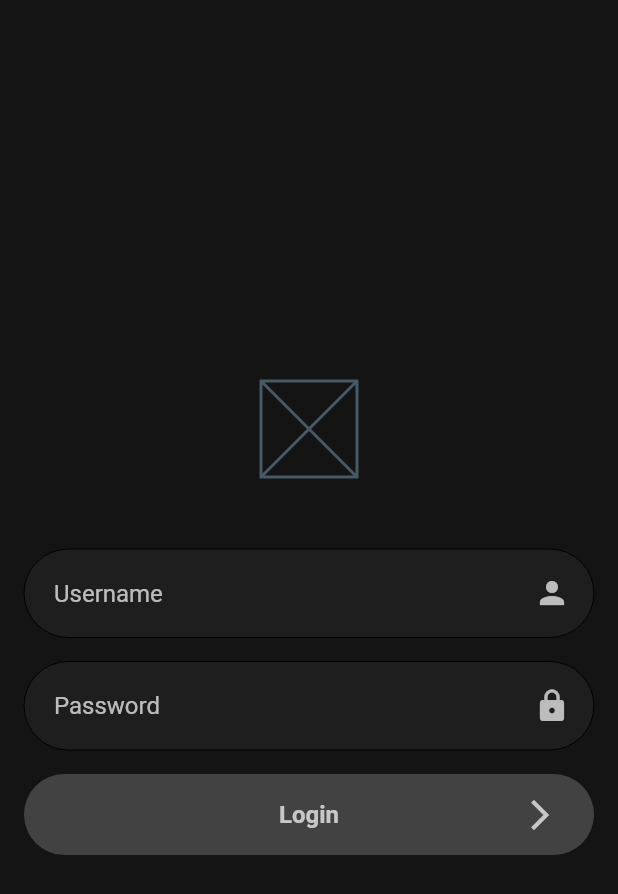
After one commit to naxiaoguang/flutter_chat_app, a Flutter app: the LoginPage screen opened directly, on a phone screen of 412 x 824 dp. The commit adds this screen. Shown: the top 894 px of the screen. Run offline on Flutter 3.47's test engine with Material 2 defaults, Android fonts, the phone set to English and light mode, and no system bars; our stand-ins replace rxdart, socket_io_client; key blocks and very long unbroken strings in the code were emptied for the run.

Commit message:
login page, storage_helper, minor ui fixes

```diff
--- /dev/null
+++ b/lib/pages/auth/login_page.dart
@@ -0,0 +1,139 @@
+import 'package:flutter/material.dart';
+
+class LoginPage extends StatefulWidget {
+  @override
+  _LoginPageState createState() => _LoginPageState();
+}
+
+class _LoginPageState extends State<LoginPage> {
+  @override
+  Widget build(BuildContext context) {
+    return Scaffold(
+      backgroundColor: Color.fromRGBO(20, 20, 20, 1),
+      body: Padding(
+        padding: const EdgeInsets.all(16.0),
+        child: Column(
+          mainAxisAlignment: MainAxisAlignment.center,
+          crossAxisAlignment: CrossAxisAlignment.center,
+          children: <Widget>[
+            SizedBox(
+              height: 64,
+              width: 64,
+              child: Placeholder(),
+            ),
+            SizedBox(
+              height: 48,
+            ),
+            Row(
+              children: <Widget>[
+                Expanded(
+                  child: TextFormField(
+                    cursorColor: Colors.white70,
+                    style: TextStyle(
+                      color: Colors.white,
+                    ),
+                    decoration: InputDecoration(
+                      hintText: 'Username',
+                      hintStyle: TextStyle(color: Colors.white70),
+                      contentPadding: EdgeInsets.only(
+                          left: 20, top: 20, bottom: 20, right: 20),
+                      filled: true,
+                      suffixIcon: Padding(
+                        padding: const EdgeInsets.only(right: 8),
+                        child: Icon(
+                          Icons.person,
+                          color: Colors.white70,
+                        ),
+                      ),
+                      fillColor: Color.fromRGBO(30, 30, 30, 1),
+                      enabledBorder: OutlineInputBorder(
+                        borderRadius: BorderRadius.circular(48),
+                        borderSide: BorderSide(width: 0),
+                      ),
+                      focusedBorder: OutlineInputBorder(
+                        borderRadius: BorderRadius.circular(48),
+                        borderSide: BorderSide(width: 0),
+                      ),
+                    ),
+                  ),
+                ),
+              ],
+            ),
+            SizedBox(
+              height: 16,
+            ),
+            Row(
+              children: <Widget>[
+                Expanded(
+                  child: TextFormField(
+                    cursorColor: Colors.white70,
+                    style: TextStyle(
+                      color: Colors.white,
+                    ),
+                    decoration: InputDecoration(
+                      hintText: 'Password',
+                      hintStyle: TextStyle(color: Colors.white70),
+                      contentPadding: EdgeInsets.only(
+                          left: 20, top: 20, bottom: 20, right: 20),
+                      filled: true,
+                      suffixIcon: Padding(
+                          padding: const EdgeInsets.only(right: 8),
+                          child: Icon(
+                            Icons.lock,
+                            color: Colors.white70,
+                          )),
+                      fillColor: Color.fromRGBO(30, 30, 30, 1),
+                      enabledBorder: OutlineInputBorder(
+                        borderRadius: BorderRadius.circular(48),
+                        borderSide: BorderSide(width: 0),
+                      ),
+                      focusedBorder: OutlineInputBorder(
+                        borderRadius: BorderRadius.circular(48),
+                        borderSide: BorderSide(width: 0),
+                      ),
+                    ),
+                  ),
+                ),
+              ],
+            ),
+            SizedBox(
+              height: 16,
+            ),
+            Material(
+              color: Color.fromRGBO(66, 66, 66, 1),
+              borderRadius: BorderRadius.circular(32),
+              child: InkWell(
+                onTap: () {},
+                borderRadius: BorderRadius.circular(32),
+                child: Container(
+                  height: 54,
+                  padding: EdgeInsets.symmetric(horizontal: 24),
+                  width: double.infinity,
+                  child: Center(
+                    child: Row(
+                      mainAxisAlignment: MainAxisAlignment.spaceBetween,
+                      children: <Widget>[
+                        Icon(
+                          Icons.ac_unit,
+                          color: Colors.transparent,
+                        ),
+                        Text(
+                          'Login',
+                          style: TextStyle(
+                              fontSize: 16,
+                              color: Colors.white70,
+                              fontWeight: FontWeight.bold),
+                        ),
+                        Icon(Icons.arrow_forward_ios, color: Colors.white70)
+                      ],
+                    ),
+                  ),
+                ),
+              ),
+            )
+          ],
+        ),
+      ),
+    );
+  }
+}
--- a/lib/pages/conversation_page.dart
+++ b/lib/pages/conversation_page.dart
@@ -121,7 +121,7 @@ class _ConversationPageState extends State<ConversationPage> {
               height: 8,
             ),
             Padding(
-              padding: const EdgeInsets.symmetric(horizontal: 12),
+              padding: const EdgeInsets.only(left: 12, right: 12, bottom: 12),
               child: Container(
                 child: Row(
                   children: <Widget>[
--- a/lib/pages/home_page.dart
+++ b/lib/pages/home_page.dart
@@ -1,3 +1,4 @@
+import 'package:chat_app/pages/auth/login_page.dart';
 import 'package:chat_app/pages/chats_page.dart';
 import 'package:chat_app/utils/io_system.dart';
 import 'package:flutter/material.dart';
@@ -18,8 +19,12 @@ class _HomePageState extends State<HomePage> {
           children: <Widget>[
             RaisedButton(
               onPressed: () {
-                Navigator.push(context,
-                    MaterialPageRoute(builder: (context) => ChatsPage()));
+                Navigator.push(
+                  context,
+                  MaterialPageRoute(
+                    builder: (context) => LoginPage(),
+                  ),
+                );
               },
             )
           ],
--- a/pubspec.yaml
+++ b/pubspec.yaml
@@ -18,6 +18,7 @@ environment:
 
 dependencies:
   socket_io_client: ^0.9.4
+  shared_preferences: ^0.5.6+3
   rxdart: ^0.23.1
   flutter:
     sdk: flutter
```
Also changed, not shown: lib/utils/storage_helper.dart (added), pubspec.lock, 3 other files.
